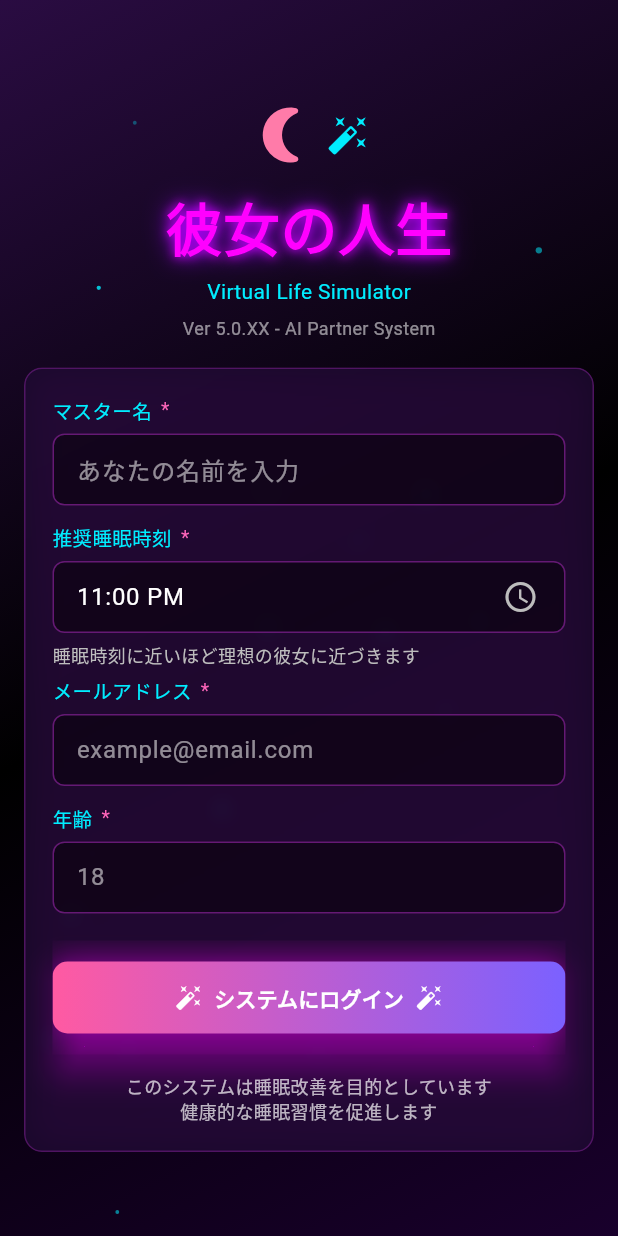
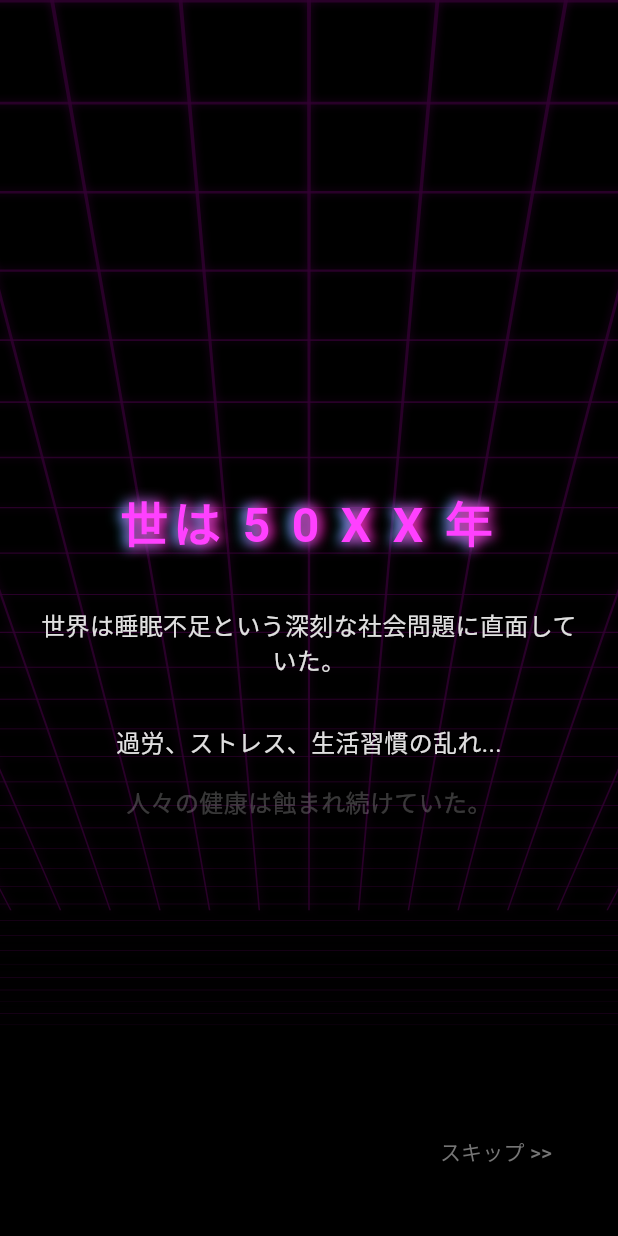
Before and after one commit to Jagariko-fried-rice/girlfriend, a Flutter app: the screen it shows after launch, on a phone screen of 412 x 824 dp. Run offline on Flutter 3.47's test engine with Material 3 defaults, Android fonts, the phone set to English and light mode, and no system bars.

Commit message:
オープニングを先にした

```diff
--- a/lib/main.dart
+++ b/lib/main.dart
@@ -1,5 +1,6 @@
 import 'package:flutter/material.dart';
 import 'screens/login_screen.dart';
+import 'screens/opening_screen.dart';
 
 void main() {
   runApp(const MyApp());
@@ -8,122 +9,46 @@ void main() {
 class MyApp extends StatelessWidget {
   const MyApp({super.key});
 
-  // This widget is the root of your application.
   @override
   Widget build(BuildContext context) {
     return MaterialApp(
-      title: 'Flutter Demo',
+      title: 'Girlfriend AI',
       theme: ThemeData(
-        // This is the theme of your application.
-        //
-        // TRY THIS: Try running your application with "flutter run". You'll see
-        // the application has a purple toolbar. Then, without quitting the app,
-        // try changing the seedColor in the colorScheme below to Colors.green
-        // and then invoke "hot reload" (save your changes or press the "hot
-        // reload" button in a Flutter-supported IDE, or press "r" if you used
-        // the command line to start the app).
-        //
-        // Notice that the counter didn't reset back to zero; the application
-        // state is not lost during the reload. To reset the state, use hot
-        // restart instead.
-        //
-        // This works for code too, not just values: Most code changes can be
-        // tested with just a hot reload.
         colorScheme: ColorScheme.fromSeed(seedColor: Colors.deepPurple),
+        useMaterial3: true,
       ),
-      // For demo: replace with login screen
-      home: LoginScreen(
-        onComplete: (data) {
-          // replace this with your app flow
-          debugPrint('Login completed: $data');
-        },
-      ),
+      home: const AppFlow(),
     );
   }
 }
 
-class MyHomePage extends StatefulWidget {
-  const MyHomePage({super.key, required this.title});
-
-  // This widget is the home page of your application. It is stateful, meaning
-  // that it has a State object (defined below) that contains fields that affect
-  // how it looks.
-
-  // This class is the configuration for the state. It holds the values (in this
-  // case the title) provided by the parent (in this case the App widget) and
-  // used by the build method of the State. Fields in a Widget subclass are
-  // always marked "final".
-
-  final String title;
+class AppFlow extends StatefulWidget {
+  const AppFlow({super.key});
 
   @override
-  State<MyHomePage> createState() => _MyHomePageState();
+  State<AppFlow> createState() => _AppFlowState();
 }
 
-class _MyHomePageState extends State<MyHomePage> {
-  int _counter = 0;
-
-  void _incrementCounter() {
-    setState(() {
-      // This call to setState tells the Flutter framework that something has
-      // changed in this State, which causes it to rerun the build method below
-      // so that the display can reflect the updated values. If we changed
-      // _counter without calling setState(), then the build method would not be
-      // called again, and so nothing would appear to happen.
-      _counter++;
-    });
-  }
+class _AppFlowState extends State<AppFlow> {
+  bool _showOpening = true;
 
   @override
   Widget build(BuildContext context) {
-    // This method is rerun every time setState is called, for instance as done
-    // by the _incrementCounter method above.
-    //
-    // The Flutter framework has been optimized to make rerunning build methods
-    // fast, so that you can just rebuild anything that needs updating rather
-    // than having to individually change instances of widgets.
-    return Scaffold(
-      appBar: AppBar(
-        // TRY THIS: Try changing the color here to a specific color (to
-        // Colors.amber, perhaps?) and trigger a hot reload to see the AppBar
-        // change color while the other colors stay the same.
-        backgroundColor: Theme.of(context).colorScheme.inversePrimary,
-        // Here we take the value from the MyHomePage object that was created by
-        // the App.build method, and use it to set our appbar title.
-        title: Text(widget.title),
-      ),
-      body: Center(
-        // Center is a layout widget. It takes a single child and positions it
-        // in the middle of the parent.
-        child: Column(
-          // Column is also a layout widget. It takes a list of children and
-          // arranges them vertically. By default, it sizes itself to fit its
-          // children horizontally, and tries to be as tall as its parent.
-          //
-          // Column has various properties to control how it sizes itself and
-          // how it positions its children. Here we use mainAxisAlignment to
-          // center the children vertically; the main axis here is the vertical
-          // axis because Columns are vertical (the cross axis would be
-          // horizontal).
-          //
-          // TRY THIS: Invoke "debug painting" (choose the "Toggle Debug Paint"
-          // action in the IDE, or press "p" in the console), to see the
-          // wireframe for each widget.
-          mainAxisAlignment: MainAxisAlignment.center,
-          children: <Widget>[
-            const Text('You have pushed the button this many times:'),
-            Text(
-              '$_counter',
-              style: Theme.of(context).textTheme.headlineMedium,
-            ),
-          ],
-        ),
-      ),
-      floatingActionButton: FloatingActionButton(
-        onPressed: _incrementCounter,
-        tooltip: 'Increment',
-        child: const Icon(Icons.add),
-      ), // This trailing comma makes auto-formatting nicer for build methods.
+    if (_showOpening) {
+      return OpeningScreen(
+        onComplete: () {
+          setState(() {
+            _showOpening = false;
+          });
+        },
+      );
+    }
+
+    return LoginScreen(
+      onComplete: (data) {
+        debugPrint('Login completed: $data');
+        // Navigate to next screen or handle login success
+      },
     );
   }
 }
--- a/lib/screens/login_screen.dart
+++ b/lib/screens/login_screen.dart
@@ -109,7 +109,7 @@ class _LoginScreenState extends State<LoginScreen>
           gradient: LinearGradient(
             begin: Alignment.topLeft,
             end: Alignment.bottomRight,
-            colors: [Color(0xFF2A0C42), Colors.black, Color(0xFF19002C)],
+            colors: [Color(0xFF4A0E62), Colors.black, Color(0xFF29004C)], // Brighter Purple Gradient
             stops: [0.0, 0.5, 1.0],
           ),
         ),
@@ -164,10 +164,10 @@ class _LoginScreenState extends State<LoginScreen>
                         style: TextStyle(
                           fontSize: 38,
                           fontWeight: FontWeight.bold,
-                          color: Color(0xFFFF00FF),
+                          color: Color(0xFFFF40FF), // Brighter Pink
                           shadows: [
-                            Shadow(blurRadius: 8, color: Color(0xFFEA00FF)),
-                            Shadow(blurRadius: 20, color: Color(0xFF9400FF)),
+                            Shadow(blurRadius: 10, color: Color(0xFFFF00FF)),
+                            Shadow(blurRadius: 30, color: Color(0xFFD500F9)),
                           ],
                         ),
                       ),
@@ -197,12 +197,12 @@ class _LoginScreenState extends State<LoginScreen>
                               color: const Color.fromRGBO(26, 10, 46, 0.78),
                               borderRadius: BorderRadius.circular(12),
                               border: Border.all(
-                                color: Colors.purple.withOpacity(0.4),
+                                color: Colors.purple.withValues(alpha: 0.4),
                               ),
                               boxShadow: const [
                                 BoxShadow(
-                                  color: Color(0x30FF00FF),
-                                  blurRadius: 20,
+                                  color: Color(0x50FF00FF), // Stronger glow
+                                  blurRadius: 30,
                                 ),
                               ],
                             ),
@@ -324,16 +324,16 @@ class _LoginScreenState extends State<LoginScreen>
                                       decoration: BoxDecoration(
                                         gradient: const LinearGradient(
                                           colors: [
-                                            Color(0xFFFF5AA2),
-                                            Color(0xFF7B61FF),
+                                            Color(0xFFFF00CC), // Brighter Pink
+                                            Color(0xFFD500F9), // Vivid Purple
                                           ],
                                         ),
                                         borderRadius: BorderRadius.circular(10),
                                         boxShadow: const [
                                           BoxShadow(
-                                            color: Color(0x66FF00FF),
-                                            blurRadius: 20,
-                                            spreadRadius: 1,
+                                            color: Color(0xAAFF00FF), // Stronger glow
+                                            blurRadius: 25,
+                                            spreadRadius: 2,
                                           ),
                                         ],
                                       ),
@@ -408,11 +408,11 @@ InputDecoration _inputDecoration(String placeholder, {Widget? suffix}) {
     contentPadding: const EdgeInsets.symmetric(horizontal: 12, vertical: 12),
     enabledBorder: OutlineInputBorder(
       borderRadius: BorderRadius.circular(8),
-      borderSide: BorderSide(color: Colors.purple.withOpacity(0.6)),
+      borderSide: BorderSide(color: Colors.purple.withValues(alpha: 0.6)),
     ),
     focusedBorder: OutlineInputBorder(
       borderRadius: BorderRadius.circular(8),
-      borderSide: const BorderSide(color: Color(0xFFFF66BB)),
+      borderSide: const BorderSide(color: Color(0xFFFF40FF), width: 2), // Brighter Pink border
     ),
     suffixIcon:
         suffix != null
@@ -439,7 +439,7 @@ class FieldLabel extends StatelessWidget {
           const SizedBox(width: 6),
           const Text(
             '*',
-            style: TextStyle(color: Color(0xFFFF66BB), fontSize: 13),
+            style: TextStyle(color: Color(0xFFFF40FF), fontSize: 13),
           ),
         ],
       ),
--- /dev/null
+++ b/lib/screens/opening_screen.dart
@@ -0,0 +1,373 @@
+import 'dart:async';
+import 'dart:math' as math;
+import 'package:flutter/material.dart';
+
+class OpeningScreen extends StatefulWidget {
+  final VoidCallback onComplete;
+
+  const OpeningScreen({super.key, required this.onComplete});
+
+  @override
+  State<OpeningScreen> createState() => _OpeningScreenState();
+}
+
+class _OpeningScreenState extends State<OpeningScreen>
+    with TickerProviderStateMixin {
+  int _currentLine = 0;
+  bool _showButton = false;
+  final ScrollController _scrollController = ScrollController();
+  Timer? _timer;
+
+  final List<String> _storyLines = [
+    '世は 5 0 X X 年',
+    '',
+    '世界は睡眠不足という深刻な社会問題に直面していた。',
+    '',
+    '過労、ストレス、生活習慣の乱れ...',
+    '人々の健康は蝕まれ続けていた。',
+    '',
+    'そんな中、革新的なAI技術が開発された。',
+    '',
+    'スマホアプリケーションのAIは飛躍的に発展し、',
+    'LLMが知性を持って誕生させた仮想生命体―',
+    '',
+    '「彼女たち」',
+    '',
+    'ユーザーの睡眠習慣を改善するために生まれた、',
+    'デジタル世界に存在する新たな生命。',
+    '',
+    '彼女たちを無事に育て、',
+    '自らの睡眠習慣を改善できる素質を持つ者...',
+    '',
+    'あなたは「マスター」として選ばれた。',
+  ];
+
+  late AnimationController _gridController;
+
+  @override
+  void initState() {
+    super.initState();
+    _gridController = AnimationController(
+      vsync: this,
+      duration: const Duration(seconds: 20),
+    )..repeat();
+
+    _startStory();
+  }
+
+  void _startStory() {
+    if (_currentLine < _storyLines.length) {
+      _timer = Timer(const Duration(milliseconds: 1500), () {
+        if (mounted) {
+          setState(() {
+            _currentLine++;
+          });
+          // Auto scroll to bottom if needed, though the design seems to fit in one screen mostly?
+          // If it gets long, we might want to scroll.
+          // Let's just let it build up.
+          _startStory();
+        }
+      });
+    } else {
+      if (mounted) {
+        setState(() {
+          _showButton = true;
+        });
+      }
+    }
+  }
+
+  @override
+  void dispose() {
+    _timer?.cancel();
+    _gridController.dispose();
+    _scrollController.dispose();
+    super.dispose();
+  }
+
+  @override
+  Widget build(BuildContext context) {
+    return Scaffold(
+      backgroundColor: Colors.black,
+      body: Stack(
+        children: [
+          // Animated background grid
+          Positioned.fill(
+            child: Opacity(
+              opacity: 0.2,
+              child: Transform(
+                transform: Matrix4.identity()
+                  ..setEntry(3, 2, 0.001) // Perspective
+                  ..rotateX(60 * math.pi / 180),
+                alignment: Alignment.center,
+                child: AnimatedBuilder(
+                  animation: _gridController,
+                  builder: (context, child) {
+                    return CustomPaint(
+                      painter: GridPainter(offset: _gridController.value),
+                      size: Size.infinite,
+                    );
+                  },
+                ),
+              ),
+            ),
+          ),
+
+          // Content
+          SafeArea(
+            child: Center(
+              child: SingleChildScrollView(
+                controller: _scrollController,
+                child: Container(
+                  constraints: const BoxConstraints(maxWidth: 672), // max-w-2xl
+                  padding: const EdgeInsets.all(24),
+                  child: Column(
+                    children: [
+                      const SizedBox(height: 40), // Top spacing
+                      ...List.generate(_currentLine + 1, (index) {
+                        if (index >= _storyLines.length) return const SizedBox.shrink();
+                        final line = _storyLines[index];
+                        return _buildLine(line, index);
+                      }),
+                      if (_showButton) ...[
+                        const SizedBox(height: 48),
+                        TweenAnimationBuilder<double>(
+                          tween: Tween(begin: 0.0, end: 1.0),
+                          duration: const Duration(seconds: 1),
+                          builder: (context, value, child) {
+                            return Opacity(
+                              opacity: value,
+                              child: child,
+                            );
+                          },
+                          child: Container(
+                            decoration: BoxDecoration(
+                              borderRadius: BorderRadius.circular(8),
+                              gradient: const LinearGradient(
+                                colors: [Color(0xFFFF00CC), Color(0xFFD500F9)], // Brighter Pink to Vivid Purple
+                              ),
+                              boxShadow: [
+                                BoxShadow(
+                                  color: const Color(0xFFFF00FF).withValues(alpha: 0.8),
+                                  blurRadius: 30,
+                                  spreadRadius: 2,
+                                ),
+                              ],
+                            ),
+                            child: ElevatedButton(
+                              onPressed: widget.onComplete,
+                              style: ElevatedButton.styleFrom(
+                                backgroundColor: Colors.transparent,
+                                shadowColor: Colors.transparent,
+                                padding: const EdgeInsets.symmetric(
+                                    horizontal: 32, vertical: 16),
+                                shape: RoundedRectangleBorder(
+                                  borderRadius: BorderRadius.circular(8),
+                                ),
+                              ),
+                              child: const Row(
+                                mainAxisSize: MainAxisSize.min,
+                                children: [
+                                  Text(
+                                    '運命を受け入れる',
+                                    style: TextStyle(
+                                      fontSize: 18,
+                                      color: Colors.white,
+                                      fontWeight: FontWeight.bold,
+                                    ),
+                                  ),
+                                  SizedBox(width: 8),
+                                  Icon(Icons.chevron_right, color: Colors.white),
+                                ],
+                              ),
+                            ),
+                          ),
+                        ),
+                        const SizedBox(height: 40), // Bottom spacing
+                      ],
+                    ],
+                  ),
+                ),
+              ),
+            ),
+          ),
+
+          // Skip button
+          Positioned(
+            bottom: 32,
+            right: 32,
+            child: TextButton(
+              onPressed: widget.onComplete,
+              style: TextButton.styleFrom(
+                foregroundColor: Colors.grey[600],
+              ),
+              child: const Text('スキップ >>'),
+            ),
+          ),
+        ],
+      ),
+    );
+  }
+
+  Widget _buildLine(String line, int index) {
+    // Animation for each line
+    return TweenAnimationBuilder<double>(
+      tween: Tween(begin: 0.0, end: 1.0),
+      duration: const Duration(seconds: 1),
+      builder: (context, value, child) {
+        return Opacity(
+          opacity: value,
+          child: Transform.translate(
+            offset: Offset(0, 10 * (1 - value)),
+            child: child,
+          ),
+        );
+      },
+      child: Padding(
+        padding: const EdgeInsets.symmetric(vertical: 4),
+        child: line.isEmpty
+            ? const SizedBox(height: 16)
+            : _styledText(line, index),
+      ),
+    );
+  }
+
+  Widget _styledText(String line, int index) {
+    if (index == 0) {
+      // Glitch text effect approximation
+      return Text(
+        line,
+        textAlign: TextAlign.center,
+        style: const TextStyle(
+          fontSize: 32, // md:text-5xl approx
+          color: Color(0xFFFF40FF), // Brighter Pink
+          letterSpacing: 3.2, // 0.1em
+          fontWeight: FontWeight.bold,
+          shadows: [
+            Shadow(
+              color: Color(0xFFFF00FF),
+              blurRadius: 10,
+              offset: Offset(0, 0),
+            ),
+            Shadow(
+              color: Color(0xFF00FFFF), // Cyan glitch
+              blurRadius: 10,
+              offset: Offset(-2, 0),
+            ),
+            Shadow(
+              color: Color(0xFFFF0080), // Red-Pink glitch
+              blurRadius: 10,
+              offset: Offset(2, 0),
+            ),
+          ],
+        ),
+      );
+    } else if (line == '「彼女たち」') {
+      return Text(
+        line,
+        textAlign: TextAlign.center,
+        style: const TextStyle(
+          fontSize: 24, // md:text-3xl
+          color: Color(0xFFFF66FF), // Brighter Pink
+          shadows: [
+            Shadow(
+              color: Color(0xFFFF00FF),
+              blurRadius: 20,
+            ),
+            Shadow(
+              color: Color(0xFFFF00FF),
+              blurRadius: 40,
+            ),
+          ],
+        ),
+      );
+    } else if (line.contains('マスター')) {
+      return Text(
+        line,
+        textAlign: TextAlign.center,
+        style: const TextStyle(
+          fontSize: 20, // md:text-2xl
+          color: Color(0xFF00FFFF),
+          shadows: [
+            Shadow(
+              color: Color(0xFF00FFFF),
+              blurRadius: 8,
+            ),
+          ],
+        ),
+      );
+    } else {
+      return Text(
+        line,
+        textAlign: TextAlign.center,
+        style: TextStyle(
+          fontSize: 16, // md:text-lg
+          color: Colors.grey[300],
+        ),
+      );
+    }
+  }
+}
+
+class GridPainter extends CustomPainter {
+  final double offset;
+
+  GridPainter({required this.offset});
+
+  @override
+  void paint(Canvas canvas, Size size) {
+    final paint = Paint()
+      ..color = const Color(0xFFFF00FF).withValues(alpha: 0.8) // Brighter grid
+      ..strokeWidth = 1.5
+      ..maskFilter = const MaskFilter.blur(BlurStyle.solid, 2) // Glow effect
+      ..style = PaintingStyle.stroke;
+
+    const gridSize = 50.0;
+
+    // We need to draw a grid that covers the screen plus some extra for the perspective transform
+    // Since we are transforming the parent, the canvas size here is effectively infinite or whatever the parent allows.
+    // But for performance, we should limit it.
+    // However, since we use Size.infinite in CustomPaint, we need to pick a reasonable area to draw.
+    // Let's draw enough to cover the view.
+
+    // Actually, because of the perspective transform, the "top" of the grid is far away and small.
+    // We should draw a large area centered on the screen.
+
+    final centerX = size.width / 2;
+    final centerY = size.height / 2;
+
+    // Draw vertical lines
+    // We want them to be static horizontally relative to the grid, but the grid itself is static?
+    // The React code says: background-image ... linear-gradient(90deg, ...)
+    // And animation moves it.
+    // Wait, the React animation is `gridMove` which translates Z.
+    // In CSS 3D, translating Z moves the plane towards the camera.
+    // In our case, we can simulate movement by shifting the horizontal lines (which represent depth) downwards.
+
+    // Vertical lines (converging to vanishing point in perspective, but parallel in 2D before transform)
+    for (double x = -1000; x <= 1000; x += gridSize) {
+      canvas.drawLine(
+        Offset(centerX + x, -1000),
+        Offset(centerX + x, 1000),
+        paint,
+      );
+    }
+
+    // Horizontal lines (moving towards viewer)
+    // The offset goes from 0 to 1.
+    // We shift all horizontal lines by offset * gridSize.
+    final shift = offset * gridSize;
+
+    for (double y = -1000; y <= 1000; y += gridSize) {
+      final dy = y + shift;
+      canvas.drawLine(
+        Offset(-1000, centerY + dy),
+        Offset(1000, centerY + dy),
+        paint,
+      );
+    }
+  }
+
+  @override
+  bool shouldRepaint(GridPainter oldDelegate) => oldDelegate.offset != offset;
+}
```
